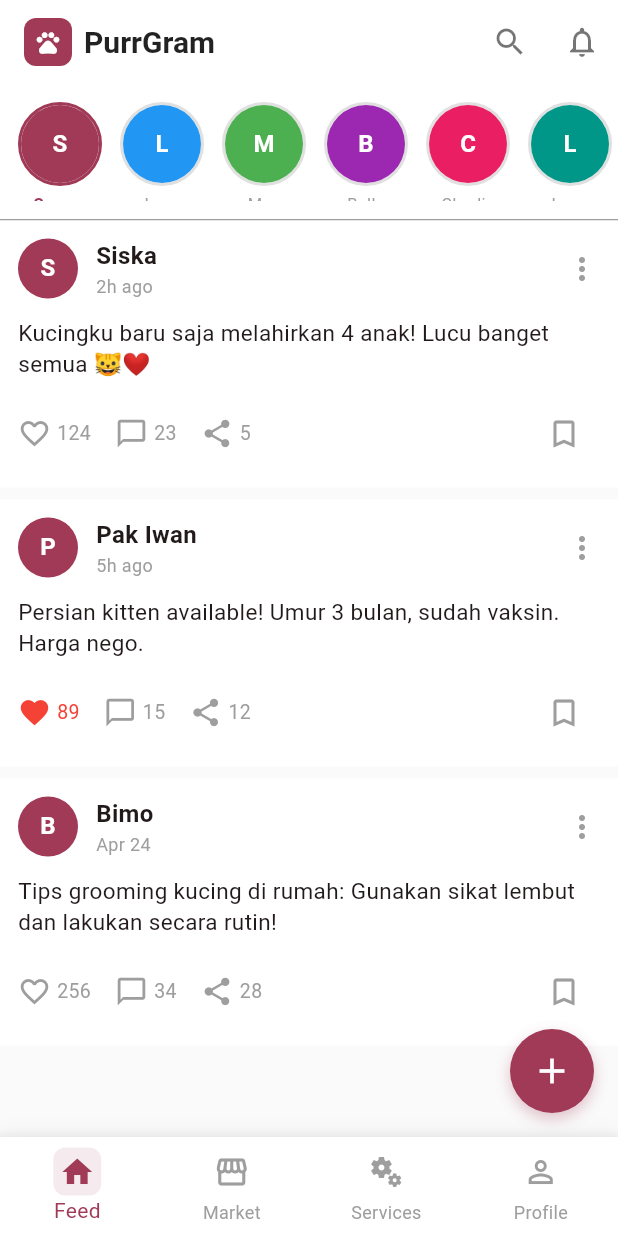
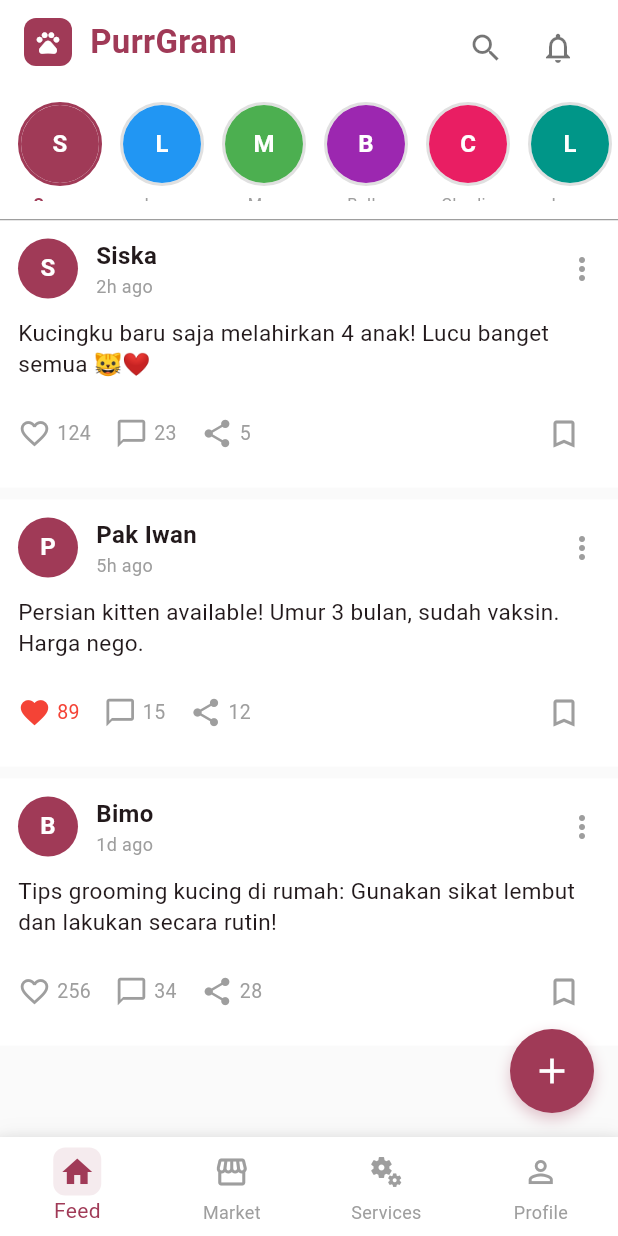
Before and after one commit to amajust/purrcat-app, a Flutter app: the screen it shows after launch, on a phone screen of 412 x 824 dp. Run offline on Flutter 3.47's test engine with Material 3 defaults, Android fonts, the phone set to English and light mode, and no system bars; our stand-ins replace go_router, shared_preferences; accounts and stored records are empty.

Commit message:
feat: add reusable components for PurrGram Feed (PostCard, PetChip, FeedHeader)

```diff
--- /dev/null
+++ b/mobile/purrcat_app_mobile/lib/components/feed_header.dart
@@ -0,0 +1,44 @@
+import 'package:flutter/material.dart';
+
+class FeedHeader extends StatelessWidget implements PreferredSizeWidget {
+  final String title;
+  final Widget? leading;
+  final List<Widget>? actions;
+
+  @override
+  final Size preferredSize;
+
+  FeedHeader({
+    super.key,
+    required this.title,
+    this.leading,
+    this.actions,
+  }) : preferredSize = const Size.fromHeight(kToolbarHeight);
+
+  @override
+  Widget build(BuildContext context) {
+    return Container(
+      padding: const EdgeInsets.symmetric(horizontal: 16, vertical: 12),
+      color: Colors.white,
+      child: Row(
+        children: [
+          if (leading != null) ...[
+            leading!,
+            const SizedBox(width: 12),
+          ],
+          Expanded(
+            child: Text(
+              title,
+              style: const TextStyle(
+                fontSize: 22,
+                fontWeight: FontWeight.bold,
+                color: Color(0xFFA03A57),
+              ),
+            ),
+          ),
+          if (actions != null) ...actions!,
+        ],
+      ),
+    );
+  }
+}
--- /dev/null
+++ b/mobile/purrcat_app_mobile/lib/components/pet_chip.dart
@@ -0,0 +1,60 @@
+import 'package:flutter/material.dart';
+
+class PetChip extends StatelessWidget {
+  final String name;
+  final Color color;
+  final bool isSelected;
+  final VoidCallback onTap;
+
+  const PetChip({
+    super.key,
+    required this.name,
+    required this.color,
+    required this.isSelected,
+    required this.onTap,
+  });
+
+  @override
+  Widget build(BuildContext context) {
+    return GestureDetector(
+      onTap: onTap,
+      child: Padding(
+        padding: const EdgeInsets.only(left: 12),
+        child: Column(
+          children: [
+            Container(
+              width: 56,
+              height: 56,
+              decoration: BoxDecoration(
+                shape: BoxShape.circle,
+                border: Border.all(
+                  color: isSelected ? const Color(0xFFA03A57) : Colors.grey[300]!,
+                  width: 2,
+                ),
+              ),
+              child: CircleAvatar(
+                backgroundColor: color,
+                child: Text(
+                  name[0],
+                  style: const TextStyle(
+                    color: Colors.white,
+                    fontWeight: FontWeight.bold,
+                  ),
+                ),
+              ),
+            ),
+            const SizedBox(height: 4),
+            Text(
+              name,
+              style: TextStyle(
+                fontSize: 11,
+                color: isSelected ? const Color(0xFFA03A57) : Colors.grey,
+                fontWeight: isSelected ? FontWeight.bold : FontWeight.normal,
+              ),
+            ),
+          ],
+        ),
+      ),
+    );
+  }
+}
--- /dev/null
+++ b/mobile/purrcat_app_mobile/lib/components/post_card.dart
@@ -0,0 +1,149 @@
+import 'package:flutter/material.dart';
+import '../models/feed_model.dart';
+
+class PostCard extends StatelessWidget {
+  final Post post;
+  final int index;
+  final VoidCallback onLike;
+  final VoidCallback onComment;
+  final VoidCallback onShare;
+  final VoidCallback onSave;
+
+  const PostCard({
+    super.key,
+    required this.post,
+    required this.index,
+    required this.onLike,
+    required this.onComment,
+    required this.onShare,
+    required this.onSave,
+  });
+
+  String _formatTime(DateTime time) {
+    final now = DateTime.now();
+    final difference = now.difference(time);
+
+    if (difference.inMinutes < 60) {
+      return '${difference.inMinutes}m ago';
+    } else if (difference.inHours < 24) {
+      return '${difference.inHours}h ago';
+    } else {
+      return '${difference.inDays}d ago';
+    }
+  }
+
+  @override
+  Widget build(BuildContext context) {
+    return Container(
+      margin: const EdgeInsets.only(bottom: 8),
+      padding: const EdgeInsets.all(12),
+      color: Colors.white,
+      child: Column(
+        crossAxisAlignment: CrossAxisAlignment.start,
+        children: [
+          // Header
+          Row(
+            children: [
+              CircleAvatar(
+                radius: 20,
+                backgroundColor: const Color(0xFFA03A57),
+                child: Text(
+                  post.userName.isNotEmpty ? post.userName[0].toUpperCase() : 'U',
+                  style: const TextStyle(
+                    color: Colors.white,
+                    fontWeight: FontWeight.bold,
+                  ),
+                ),
+              ),
+              const SizedBox(width: 12),
+              Expanded(
+                child: Column(
+                  crossAxisAlignment: CrossAxisAlignment.start,
+                  children: [
+                    Text(
+                      post.userName,
+                      style: const TextStyle(
+                        fontWeight: FontWeight.bold,
+                        fontSize: 16,
+                      ),
+                    ),
+                    Text(
+                      _formatTime(post.createdAt),
+                      style: const TextStyle(
+                        color: Colors.grey,
+                        fontSize: 12,
+                      ),
+                    ),
+                  ],
+                ),
+              ),
+              const Icon(Icons.more_vert, color: Colors.grey),
+            ],
+          ),
+          const SizedBox(height: 12),
+          // Content
+          Text(
+            post.content,
+            style: const TextStyle(fontSize: 15),
+          ),
+          const SizedBox(height: 12),
+          // Actions
+          Row(
+            mainAxisAlignment: MainAxisAlignment.spaceBetween,
+            children: [
+              Row(
+                children: [
+                  _buildActionButton(
+                    icon: post.isLiked ? Icons.favorite : Icons.favorite_border,
+                    color: post.isLiked ? Colors.red : Colors.grey,
+                    count: post.likes,
+                    onTap: onLike,
+                  ),
+                  const SizedBox(width: 16),
+                  _buildActionButton(
+                    icon: Icons.chat_bubble_outline,
+                    color: Colors.grey,
+                    count: post.comments,
+                    onTap: onComment,
+                  ),
+                  const SizedBox(width: 16),
+                  _buildActionButton(
+                    icon: Icons.share,
+                    color: Colors.grey,
+                    count: post.shares,
+                    onTap: onShare,
+                  ),
+                ],
+              ),
+              IconButton(
+                icon: const Icon(Icons.bookmark_border, color: Colors.grey),
+                onPressed: onSave,
+              ),
+            ],
+          ),
+        ],
+      ),
+    );
+  }
+
+  Widget _buildActionButton({
+    required IconData icon,
+    required Color color,
+    required int count,
+    required VoidCallback onTap,
+  }) {
+    return GestureDetector(
+      onTap: onTap,
+      child: Row(
+        children: [
+          Icon(icon, color: color, size: 22),
+          const SizedBox(width: 4),
+          Text(
+            count.toString(),
+            style: TextStyle(color: color, fontSize: 13),
+          ),
+        ],
+      ),
+    );
+  }
+}
--- a/mobile/purrcat_app_mobile/lib/models/feed_model.dart
+++ b/mobile/purrcat_app_mobile/lib/models/feed_model.dart
@@ -1,3 +1,5 @@
+import 'package:flutter/material.dart';
+
 class Post {
   final String id;
   final String userId;
@@ -5,10 +7,10 @@ class Post {
   final String userAvatar;
   final String content;
   final List<String> images;
+  final DateTime createdAt;
   final int likes;
   final int comments;
   final int shares;
-  final DateTime createdAt;
   final bool isLiked;
 
   Post({
@@ -18,51 +20,57 @@ class Post {
     required this.userAvatar,
     required this.content,
     required this.images,
-    required this.likes,
-    required this.comments,
-    required this.shares,
     required this.createdAt,
+    this.likes = 0,
+    this.comments = 0,
+    this.shares = 0,
     this.isLiked = false,
   });
 
-  factory Post.fromJson(Map<String, dynamic> json) {
+  Post copyWith({
+    String? id,
+    String? userId,
+    String? userName,
+    String? userAvatar,
+    String? content,
+    List<String>? images,
+    DateTime? createdAt,
+    int? likes,
+    int? comments,
+    int? shares,
+    bool? isLiked,
+  }) {
     return Post(
-      id: json['id'] ?? '',
-      userId: json['user_id'] ?? '',
-      userName: json['user_name'] ?? '',
-      userAvatar: json['user_avatar'] ?? '',
-      content: json['content'] ?? '',
-      images: List<String>.from(json['images'] ?? []),
-      likes: json['likes'] ?? 0,
-      comments: json['comments'] ?? 0,
-      shares: json['shares'] ?? 0,
-      createdAt: DateTime.parse(json['created_at'] ?? DateTime.now().toString()),
-      isLiked: json['is_liked'] ?? false,
+      id: id ?? this.id,
+      userId: userId ?? this.userId,
+      userName: userName ?? this.userName,
+      userAvatar: userAvatar ?? this.userAvatar,
+      content: content ?? this.content,
+      images: images ?? this.images,
+      createdAt: createdAt ?? this.createdAt,
+      likes: likes ?? this.likes,
+      comments: comments ?? this.comments,
+      shares: shares ?? this.shares,
+      isLiked: isLiked ?? this.isLiked,
     );
   }
+}
 
-  Map<String, dynamic> toJson() {
-    return {
-      'id': id,
-      'user_id': userId,
-      'user_name': userName,
-      'user_avatar': userAvatar,
-      'content': content,
-      'images': images,
-      'likes': likes,
-      'comments': comments,
-      'shares': shares,
-      'created_at': createdAt.toIso8601String(),
-      'is_liked': isLiked,
-    };
-  }
+class PetStory {
+  final String name;
+  final Color color;
+
+  PetStory({
+    required this.name,
+    required this.color,
+  });
 }
 
 class Product {
   final String id;
   final String name;
   final String description;
-  final double price;
+  final int price;
   final String imageUrl;
   final String category;
   final String sellerId;
@@ -84,36 +92,4 @@ class Product {
     required this.rating,
     required this.reviewCount,
   });
-
-  factory Product.fromJson(Map<String, dynamic> json) {
-    return Product(
-      id: json['id'] ?? '',
-      name: json['name'] ?? '',
-      description: json['description'] ?? '',
-      price: (json['price'] ?? 0).toDouble(),
-      imageUrl: json['image_url'] ?? '',
-      category: json['category'] ?? '',
-      sellerId: json['seller_id'] ?? '',
-      sellerName: json['seller_name'] ?? '',
-      stock: json['stock'] ?? 0,
-      rating: (json['rating'] ?? 0).toDouble(),
-      reviewCount: json['review_count'] ?? 0,
-    );
-  }
-
-  Map<String, dynamic> toJson() {
-    return {
-      'id': id,
-      'name': name,
-      'description': description,
-      'price': price,
-      'image_url': imageUrl,
-      'category': category,
-      'seller_id': sellerId,
-      'seller_name': sellerName,
-      'stock': stock,
-      'rating': rating,
-      'review_count': reviewCount,
-    };
-  }
 }
--- a/mobile/purrcat_app_mobile/lib/screens/feed_screen.dart
+++ b/mobile/purrcat_app_mobile/lib/screens/feed_screen.dart
@@ -1,7 +1,9 @@
 import 'package:flutter/material.dart';
-import 'package:intl/intl.dart';
 
 import '../models/feed_model.dart';
+import '../components/post_card.dart';
+import '../components/pet_chip.dart';
+import '../components/feed_header.dart';
 
 class FeedScreen extends StatefulWidget {
   const FeedScreen({super.key});
@@ -54,46 +56,35 @@ class _FeedScreenState extends State<FeedScreen> {
     ),
   ];
 
+  int _selectedPetIndex = 0;
+
+  final List<PetStory> _petStories = [
+    PetStory(name: 'Semua', color: const Color(0xFFA03A57)),
+    PetStory(name: 'Lucy', color: Colors.blue),
+    PetStory(name: 'Max', color: Colors.green),
+    PetStory(name: 'Bella', color: Colors.purple),
+    PetStory(name: 'Charlie', color: Colors.pink),
+    PetStory(name: 'Luna', color: Colors.teal),
+    PetStory(name: 'Oscar', color: Colors.amber),
+    PetStory(name: 'Milo', color: Colors.red),
+  ];
+
   void _toggleLike(int index) {
     setState(() {
       final post = _posts[index];
-      _posts[index] = Post(
-        id: post.id,
-        userId: post.userId,
-        userName: post.userName,
-        userAvatar: post.userAvatar,
-        content: post.content,
-        images: post.images,
+      _posts[index] = post.copyWith(
         likes: post.isLiked ? post.likes - 1 : post.likes + 1,
-        comments: post.comments,
-        shares: post.shares,
-        createdAt: post.createdAt,
         isLiked: !post.isLiked,
       );
     });
   }
 
-  String _formatTime(DateTime time) {
-    final now = DateTime.now();
-    final difference = now.difference(time);
-
-    if (difference.inMinutes < 60) {
-      return '${difference.inMinutes}m ago';
-    } else if (difference.inHours < 24) {
-      return '${difference.inHours}h ago';
-    } else {
-      return DateFormat('MMM d').format(time);
-    }
-  }
-
   @override
   Widget build(BuildContext context) {
     return Scaffold(
-      appBar: AppBar(
-        title: Row(
-          children: [
-            // Logo/Icon
-            Container(
+      appBar: FeedHeader(
+        title: 'PurrGram',
+        leading: Container(
           width: 32,
           height: 32,
           decoration: BoxDecoration(
@@ -106,19 +97,6 @@ class _FeedScreenState extends State<FeedScreen> {
             size: 18,
           ),
         ),
-            const SizedBox(width: 8),
-            const Text(
-              'PurrGram',
-              style: TextStyle(
-                fontWeight: FontWeight.bold,
-                fontSize: 20,
-                color: Colors.black87,
-              ),
-            ),
-          ],
-        ),
-        backgroundColor: Colors.white,
-        elevation: 0,
         actions: [
           IconButton(
             icon: const Icon(Icons.search, color: Colors.black54),
@@ -140,9 +118,18 @@ class _FeedScreenState extends State<FeedScreen> {
             padding: const EdgeInsets.symmetric(vertical: 12),
             child: ListView.builder(
               scrollDirection: Axis.horizontal,
-              itemCount: 8,
+              itemCount: _petStories.length,
               itemBuilder: (context, index) {
-                return _buildPetChip(index);
+                return PetChip(
+                  name: _petStories[index].name,
+                  color: _petStories[index].color,
+                  isSelected: index == _selectedPetIndex,
+                  onTap: () {
+                    setState(() {
+                      _selectedPetIndex = index;
+                    });
+                  },
+                );
               },
             ),
           ),
@@ -153,7 +140,14 @@ class _FeedScreenState extends State<FeedScreen> {
             child: ListView.builder(
               itemCount: _posts.length,
               itemBuilder: (context, index) {
-                return _buildPostCard(_posts[index], index);
+                return PostCard(
+                  post: _posts[index],
+                  index: index,
+                  onLike: () => _toggleLike(index),
+                  onComment: () {},
+                  onShare: () {},
+                  onSave: () {},
+                );
               },
             ),
           ),
@@ -185,168 +179,4 @@ class _FeedScreenState extends State<FeedScreen> {
       ),
     );
   }
-
-  Widget _buildPostCard(Post post, int index) {
-    return Container(
-      margin: const EdgeInsets.only(bottom: 8),
-      padding: const EdgeInsets.all(12),
-      color: Colors.white,
-      child: Column(
-        crossAxisAlignment: CrossAxisAlignment.start,
-        children: [
-          // Header
-          Row(
-            children: [
-              CircleAvatar(
-                radius: 20,
-                backgroundColor: const Color(0xFFA03A57),
-                child: Text(
-                  post.userName.isNotEmpty ? post.userName[0].toUpperCase() : 'U',
-                  style: const TextStyle(color: Colors.white, fontWeight: FontWeight.bold),
-                ),
-              ),
-              const SizedBox(width: 12),
-              Expanded(
-                child: Column(
-                  crossAxisAlignment: CrossAxisAlignment.start,
-                  children: [
-                    Text(
-                      post.userName,
-                      style: const TextStyle(
-                        fontWeight: FontWeight.bold,
-                        fontSize: 16,
-                      ),
-                    ),
-                    Text(
-                      _formatTime(post.createdAt),
-                      style: const TextStyle(
-                        color: Colors.grey,
-                        fontSize: 12,
-                      ),
-                    ),
-                  ],
-                ),
-              ),
-              const Icon(Icons.more_vert, color: Colors.grey),
-            ],
-          ),
-          const SizedBox(height: 12),
-          // Content
-          Text(
-            post.content,
-            style: const TextStyle(fontSize: 15),
-          ),
-          const SizedBox(height: 12),
-          // Actions
-          Row(
-            mainAxisAlignment: MainAxisAlignment.spaceBetween,
-            children: [
-              Row(
-                children: [
-                  _buildActionButton(
-                    icon: post.isLiked ? Icons.favorite : Icons.favorite_border,
-                    color: post.isLiked ? Colors.red : Colors.grey,
-                    count: post.likes,
-                    onTap: () => _toggleLike(index),
-                  ),
-                  const SizedBox(width: 16),
-                  _buildActionButton(
-                    icon: Icons.chat_bubble_outline,
-                    color: Colors.grey,
-                    count: post.comments,
-                    onTap: () {},
-                  ),
-                  const SizedBox(width: 16),
-                  _buildActionButton(
-                    icon: Icons.share,
-                    color: Colors.grey,
-                    count: post.shares,
-                    onTap: () {},
-                  ),
-                ],
-              ),
-              IconButton(
-                icon: const Icon(Icons.bookmark_border, color: Colors.grey),
-                onPressed: () {},
-              ),
-            ],
-          ),
-        ],
-      ),
-    );
 }
-
-  Widget _buildPetChip(int index) {
-    final petNames = ['Semua', 'Lucy', 'Max', 'Bella', 'Charlie', 'Luna', 'Oscar', 'Milo'];
-    final colors = [
-      const Color(0xFFA03A57),
-      Colors.blue,
-      Colors.green,
-      Colors.purple,
-      Colors.pink,
-      Colors.teal,
-      Colors.amber,
-      Colors.red,
-    ];
-    final isSelected = index == 0;
-
-    return Padding(
-      padding: const EdgeInsets.only(left: 12),
-      child: Column(
-        children: [
-          Container(
-            width: 56,
-            height: 56,
-            decoration: BoxDecoration(
-              shape: BoxShape.circle,
-              border: Border.all(
-                color: isSelected ? const Color(0xFFA03A57) : Colors.grey[300]!,
-                width: 2,
-              ),
-            ),
-            child: CircleAvatar(
-              backgroundColor: colors[index],
-              child: Text(
-                petNames[index][0],
-                style: const TextStyle(
-                  color: Colors.white,
-                  fontWeight: FontWeight.bold,
-                ),
-              ),
-            ),
-          ),
-          const SizedBox(height: 4),
-          Text(
-            petNames[index],
-            style: TextStyle(
-              fontSize: 11,
-              color: isSelected ? const Color(0xFFA03A57) : Colors.grey,
-              fontWeight: isSelected ? FontWeight.bold : FontWeight.normal,
-            ),
-          ),
-        ],
-      ),
-    );
-  }
-
-  Widget _buildActionButton({
-    required IconData icon,
-    required Color color,
-    required int count,
-    required VoidCallback onTap,
-  }) {
-    return GestureDetector(
-      onTap: onTap,
-      child: Row(
-        children: [
-          Icon(icon, color: color, size: 22),
-          const SizedBox(width: 4),
-          Text(
-            count.toString(),
-            style: TextStyle(color: color, fontSize: 13),
-          ),
-        ],
-      ),
-    );
-  }
-}
```
Lines whose indentation alone changed are shown as unchanged.
